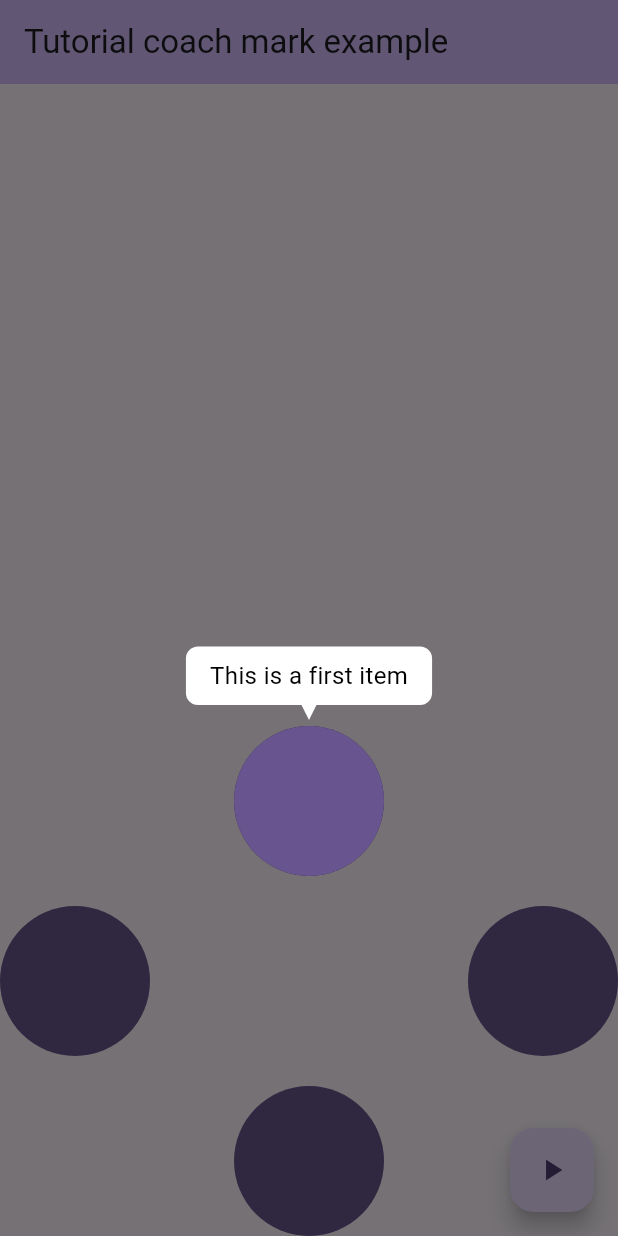
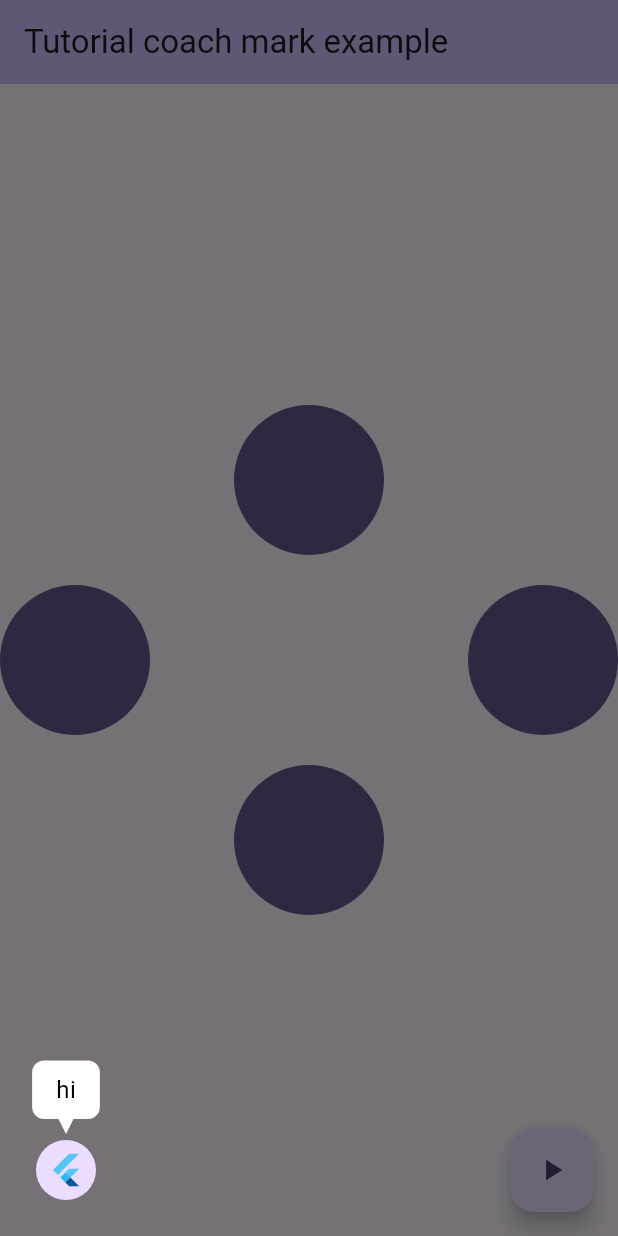
Before and after one commit to hongmono/flutter_tutorial, a Flutter app: the screen it shows after launch, after a tap on the "play arrow" icon, on a phone screen of 412 x 824 dp. Run offline on Flutter 3.47's test engine with Material 3 defaults, Android fonts, the phone set to English and light mode, and no system bars.

Commit message:
메시지마다 설정 할 수 있도록 수정

```diff
--- a/example/lib/main.dart
+++ b/example/lib/main.dart
@@ -46,7 +46,7 @@ class _HomePageState extends State<HomePage> {
       ),
       body: Center(
         child: Column(
-          mainAxisAlignment: MainAxisAlignment.end,
+          mainAxisAlignment: MainAxisAlignment.center,
           children: <Widget>[
             TutorialItem(
               key: firstKey,
@@ -79,26 +79,19 @@ class _HomePageState extends State<HomePage> {
       ),
       floatingActionButton: FloatingActionButton(
         onPressed: () {
-          Tutorial.of(context)
-            ..messageDecoration = BoxDecoration(color: Colors.white, borderRadius: BorderRadius.circular(8))
-            ..messagePadding = const EdgeInsets.symmetric(horizontal: 16, vertical: 8)
-            ..triangleSize = const Size(10, 10)
-            ..padding = const EdgeInsets.all(24)
-            ..axis = Axis.vertical
-            ..start(
+          Tutorial.of(context).start(
             [
+              [const TutorialMessage(child: CircleAvatar(child: FlutterLogo()), message: 'hi')],
               [TutorialItemMessage(targetKey: firstKey, message: 'This is a first item')],
-                [TutorialItemMessage(targetKey: secondKey, foregroundColor: Colors.white, message: 'This is a second item')],
+              [TutorialItemMessage(targetKey: secondKey, message: 'This is a second item')],
               [
                 TutorialItemMessage(
                   targetKey: thirdKey,
-                    foregroundColor: Colors.white,
                   message:
                       'this is a fourth itemthis is a fourth itemthis is a fourth itemthis is a fourth itemthis is a fourth itemthis is a fourth itemthis is a fourth itemthis is a fourth itemthis is a fourth itemthis is a fourth itemthis is a fourth item',
                 ),
                 TutorialItemMessage(
                   targetKey: fourthKey,
-                    foregroundColor: Colors.red,
                 ),
               ],
             ],
--- a/lib/src/messages/message.dart
+++ b/lib/src/messages/message.dart
@@ -1,7 +1,12 @@
+import 'package:tutorial/src/tutorial.dart';
+
 abstract class Message {
   const Message({
     this.message,
+    this.tooltipConfig,
   });
 
   final String? message;
+
+  final TooltipConfig? tooltipConfig;
 }
--- a/lib/src/messages/tutorial_item_message.dart
+++ b/lib/src/messages/tutorial_item_message.dart
@@ -1,14 +1,15 @@
 import 'package:flutter/material.dart';
+import 'package:tutorial/src/tutorial.dart';
 
 import 'message.dart';
 
 class TutorialItemMessage extends Message {
   const TutorialItemMessage({
     required this.targetKey,
-    this.foregroundColor,
+    this.tutorialItemMessageConfig,
     super.message,
   });
 
   final GlobalKey targetKey;
-  final Color? foregroundColor;
+  final TutorialItemMessageConfig? tutorialItemMessageConfig;
 }
--- a/lib/src/messages/tutorial_message.dart
+++ b/lib/src/messages/tutorial_message.dart
@@ -1,4 +1,5 @@
 import 'package:flutter/material.dart';
+import 'package:tutorial/src/tutorial.dart';
 
 import 'message.dart';
 
@@ -6,7 +7,9 @@ class TutorialMessage extends Message {
   const TutorialMessage({
     super.message,
     required this.child,
+    this.tutorialMessageConfig,
   });
 
   final Widget child;
+  final TutorialMessageConfig? tutorialMessageConfig;
 }
--- a/lib/src/tutorial.dart
+++ b/lib/src/tutorial.dart
@@ -4,42 +4,15 @@ import 'tutorial_view.dart';
 import 'messages/message.dart';
 
 class Tutorial {
+  Tutorial.of(this.context);
+
   final BuildContext context;
 
-  /// Message Box padding
-  ///
-  /// Default: `const EdgeInsets.symmetric(horizontal: 16, vertical: 8)`
-  EdgeInsetsGeometry? messagePadding;
+  TutorialMessageConfig? messageConfig;
 
-  /// Message Box decoration
-  ///
-  /// Default: `BoxDecoration(color: Colors.white, borderRadius: BorderRadius.circular(8))`
-  BoxDecoration? messageDecoration;
+  TutorialItemMessageConfig? itemMessageConfig;
 
-  /// Message Box text style
-  TextStyle? messageStyle;
-
-  /// Triangle color
-  ///
-  /// Default: `Colors.white`
-  Color? triangleColor;
-
-  /// Triangle size
-  ///
-  /// Default: `const Size(10, 10)`
-  Size? triangleSize;
-
-  /// Message Box Padding
-  ///
-  /// Default: `const EdgeInsets.all(24)`
-  EdgeInsetsGeometry? padding;
-
-  /// Axis
-  ///
-  /// Default: `Axis.vertical`
-  Axis? axis;
-
-  Tutorial.of(this.context);
+  TooltipConfig? tooltipConfig;
 
   Future<void> start(List<List<Message>> messages) async {
     await Navigator.push(
@@ -48,18 +21,81 @@ class Tutorial {
         builder: (context) {
           return TutorialView(
             messages: messages,
-            messagePadding: messagePadding ?? const EdgeInsets.symmetric(horizontal: 16, vertical: 8),
-            messageDecoration: messageDecoration ?? BoxDecoration(color: Colors.white, borderRadius: BorderRadius.circular(8)),
-            messageStyle: messageStyle ?? const TextStyle(color: Colors.black, fontSize: 16),
-            triangleColor: triangleColor ?? Colors.white,
-            triangleSize: triangleSize ?? const Size(10, 10),
-            padding: padding ?? const EdgeInsets.all(24),
-            axis: axis ?? Axis.vertical,
+            messageConfig: messageConfig ?? TutorialMessageConfig(),
+            itemMessageConfig: itemMessageConfig ?? TutorialItemMessageConfig(),
+            tooltipConfig: tooltipConfig ?? TooltipConfig(),
           );
         },
       ),
     );
   }
+}
+
+class TutorialMessageConfig {
+  TutorialMessageConfig({
+    this.top,
+    this.bottom = 24,
+    this.left = 24,
+    this.right,
+  });
+
+  final double? top;
+  final double? bottom;
+  final double? left;
+  final double? right;
+}
+
+class TutorialItemMessageConfig {
+  TutorialItemMessageConfig({
+    this.foregroundColor,
+  });
+
+  final Color? foregroundColor;
+}
+
+class TooltipConfig {
+  TooltipConfig({
+    this.messagePadding = const EdgeInsets.symmetric(horizontal: 16, vertical: 8),
+    this.messageDecoration = const BoxDecoration(color: Colors.white, borderRadius: BorderRadius.all(Radius.circular(8))),
+    this.messageStyle = const TextStyle(color: Colors.black, fontSize: 16),
+    this.triangleColor = Colors.white,
+    this.triangleSize = const Size(10, 10),
+    this.padding = const EdgeInsets.all(24),
+    this.axis = Axis.vertical,
+  });
+
+  /// Message Box padding
+  ///
+  /// Default: `const EdgeInsets.symmetric(horizontal: 16, vertical: 8)`
+  EdgeInsetsGeometry messagePadding;
+
+  /// Message Box decoration
+  ///
+  /// Default: `BoxDecoration(color: Colors.white, borderRadius: BorderRadius.circular(8))`
+  BoxDecoration messageDecoration;
+
+  /// Message Box text style
+  TextStyle messageStyle;
+
+  /// Triangle color
+  ///
+  /// Default: `Colors.white`
+  Color triangleColor;
+
+  /// Triangle size
+  ///
+  /// Default: `const Size(10, 10)`
+  Size triangleSize;
+
+  /// Message Box Padding
+  ///
+  /// Default: `const EdgeInsets.all(24)`
+  EdgeInsetsGeometry padding;
+
+  /// Axis
+  ///
+  /// Default: `Axis.vertical`
+  Axis axis;
 }
 
 class HeroDialogRoute<T> extends PageRoute<T> {
--- a/lib/src/tutorial_view.dart
+++ b/lib/src/tutorial_view.dart
@@ -4,44 +4,26 @@ import 'package:tutorial/src/tooltip_widget.dart';
 import 'messages/tutorial_message.dart';
 import 'messages/message.dart';
 import 'messages/tutorial_item_message.dart';
+import 'tutorial.dart';
 import 'tutorial_item.dart';
 
 class TutorialView extends StatefulWidget {
   const TutorialView({
     super.key,
     required this.messages,
-    required this.messagePadding,
-    required this.messageDecoration,
-    required this.messageStyle,
-    required this.triangleColor,
-    required this.triangleSize,
-    required this.padding,
-    required this.axis,
+    required this.messageConfig,
+    required this.itemMessageConfig,
+    required this.tooltipConfig,
   });
 
   /// Messages
   final List<List<Message>> messages;
 
-  /// Message Box padding
-  final EdgeInsetsGeometry messagePadding;
+  final TutorialMessageConfig messageConfig;
 
-  /// Message Box decoration
-  final BoxDecoration messageDecoration;
+  final TutorialItemMessageConfig itemMessageConfig;
 
-  /// Message Box text style
-  final TextStyle messageStyle;
-
-  /// Triangle color
-  final Color triangleColor;
-
-  /// Triangle size
-  final Size triangleSize;
-
-  /// Message Box Padding
-  final EdgeInsetsGeometry padding;
-
-  /// Axis
-  final Axis axis;
+  final TooltipConfig tooltipConfig;
 
   @override
   State<TutorialView> createState() => _TutorialViewState();
@@ -100,6 +82,10 @@ class _TutorialViewState extends State<TutorialView> {
 
     if (message is TutorialMessage) {
       child = message.child;
+      top = message.tutorialMessageConfig?.top ?? widget.messageConfig.top;
+      bottom = message.tutorialMessageConfig?.bottom ?? widget.messageConfig.bottom;
+      left = message.tutorialMessageConfig?.left ?? widget.messageConfig.left;
+      right = message.tutorialMessageConfig?.right ?? widget.messageConfig.right;
     } else if (message is TutorialItemMessage) {
       if (message.targetKey.currentContext == null) {
         Exception('Target key is null');
@@ -119,9 +105,9 @@ class _TutorialViewState extends State<TutorialView> {
 
       final TutorialItem target = message.targetKey.currentWidget! as TutorialItem;
 
-      if (message.foregroundColor != null) {
+      if ((message.tutorialItemMessageConfig?.foregroundColor ?? widget.itemMessageConfig.foregroundColor) != null) {
         child = ColorFiltered(
-          colorFilter: ColorFilter.mode(message.foregroundColor!, BlendMode.srcIn),
+          colorFilter: ColorFilter.mode(message.tutorialItemMessageConfig?.foregroundColor ?? widget.itemMessageConfig.foregroundColor!, BlendMode.srcIn),
           child: target.child,
         );
       } else {
@@ -138,14 +124,14 @@ class _TutorialViewState extends State<TutorialView> {
         key: UniqueKey(),
         controller: controller,
         targetPadding: 4,
-        messageDecoration: widget.messageDecoration,
-        messagePadding: widget.messagePadding,
-        messageStyle: widget.messageStyle,
-        triangleColor: widget.triangleColor,
-        triangleSize: widget.triangleSize,
+        messageDecoration: message.tooltipConfig?.messageDecoration ?? widget.tooltipConfig.messageDecoration,
+        messagePadding: message.tooltipConfig?.messagePadding ?? widget.tooltipConfig.messagePadding,
+        messageStyle: message.tooltipConfig?.messageStyle ?? widget.tooltipConfig.messageStyle,
+        triangleColor: message.tooltipConfig?.triangleColor ?? widget.tooltipConfig.triangleColor,
+        triangleSize: message.tooltipConfig?.triangleSize ?? widget.tooltipConfig.triangleSize,
+        padding: message.tooltipConfig?.padding ?? widget.tooltipConfig.padding,
+        axis: message.tooltipConfig?.axis ?? widget.tooltipConfig.axis,
         message: message.message,
-        padding: widget.padding,
-        axis: widget.axis,
         child: child ?? const SizedBox.shrink(),
       ),
     );
```
Lines whose indentation alone changed are shown as unchanged.
